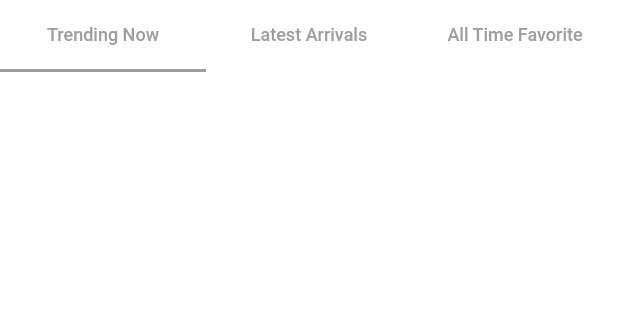
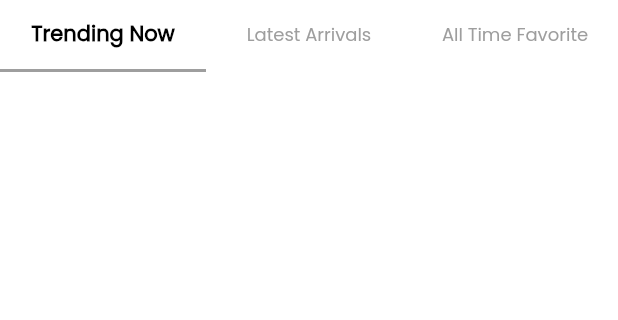
Before and after one commit to Athul8891/thsliparamabarossa, a Flutter app: the screen it shows after launch, on a phone screen of 412 x 824 dp, the part 339-659 px from its top. Run offline on Flutter 3.47's test engine with Material 2 defaults, Android fonts, the phone set to English and light mode, and no system bars; drawn by our look-alikes of carousel_pro; our stand-ins replace flutter_rating_bar, webview_flutter; network calls fail.

Commit message:
new Commit

```diff
--- a/lib/homescreen.dart
+++ b/lib/homescreen.dart
@@ -1,6 +1,3 @@
-import 'dart:convert';
-
-
 import 'package:carousel_pro/carousel_pro.dart';
 import 'package:flutter/material.dart';
 import 'package:flutter_rating_bar/flutter_rating_bar.dart';
@@ -9,9 +6,7 @@ import 'package:thaliparamb_rozza/Api/BannerApi.dart';
 import 'package:thaliparamb_rozza/Api/LatestApi.dart';
 import 'package:thaliparamb_rozza/Api/TrendingApi.dart';
 import 'package:thaliparamb_rozza/Api/networkutils.dart';
-import 'package:thaliparamb_rozza/productdetails.dart';
 import 'package:thaliparamb_rozza/webview.dart';
-
 
 class HomePage extends StatefulWidget {
   @override
@@ -19,12 +14,11 @@ class HomePage extends StatefulWidget {
 }
 
 class _HomePageState extends State<HomePage> {
- var catList =["Trending Now","Latest Arrivals","All Time Favorite"];
+  var catList = ["Trending Now", "Latest Arrivals", "All Time Favorite"];
   TabController Tabcontroller;
   var arrBanner = null;
   var arrImages = [];
   List arrProducts = null;
-
 
   final GlobalKey<ScaffoldState> _scaffoldKey = new GlobalKey<ScaffoldState>();
   @override
@@ -41,9 +35,9 @@ class _HomePageState extends State<HomePage> {
     print("responseeeeeeeeeeee");
     var rsp = await getBannerApi();
     print("responseeeeeeeeeeee");
-   if(rsp['status']==true){
+    if (rsp['status'] == true) {
       print("ith wrk avnd");
-     arrBanner =rsp['result'];
+      arrBanner = rsp['result'];
       print(arrBanner);
       if (arrBanner != null) {
         for (var value in arrBanner) {
@@ -51,7 +45,6 @@ class _HomePageState extends State<HomePage> {
             final name = value['banner_image'];
             setState(() {
               arrImages.add(NetworkImage(bannerBaseUrl + name));
-
             });
           }
 
@@ -65,10 +58,9 @@ class _HomePageState extends State<HomePage> {
 
   Future<String> getTending() async {
     var rsp = await getTrendingApi();
-   if(rsp['status']==true){
+    if (rsp['status'] == true) {
       setState(() {
-       arrProducts=rsp['result'];
-
+        arrProducts = rsp['result'];
       });
     }
     print("responseeeeeeeeeeee");
@@ -77,59 +69,110 @@ class _HomePageState extends State<HomePage> {
 
   Future<String> getLatest() async {
     var rsp = await getLatestApi();
-   if(rsp['status']==true){
+    if (rsp['status'] == true) {
       setState(() {
-       arrProducts=rsp['result'];
-
+        arrProducts = rsp['result'];
       });
-
     }
-   print("responseeeeeeeeeeee");}
+    print("responseeeeeeeeeeee");
+  }
 
   Future<String> getAllFavList() async {
     var rsp = await getFavApi();
-   if(rsp['status']==true){
+    if (rsp['status'] == true) {
       setState(() {
-       arrProducts=rsp['result'];
-
+        arrProducts = rsp['result'];
       });
-
     }
-   print("responseeeeeeeeeeee");}
-
+    print("responseeeeeeeeeeee");
+  }
 
   @override
   Widget build(BuildContext context) {
-
     return Scaffold(
       backgroundColor: Colors.grey.shade100,
       key: _scaffoldKey,
       endDrawer: Drawer(
         child: ListView(
           padding: EdgeInsets.zero,
-    children: <Widget>[
+          children: ListTile.divideTiles(context: context, tiles: [
             _createDrawerHeader(),
+            _createDrawerItem(icon: Icons.home, text: 'Home', onTap: null),
+            _createDrawerItem(icon: Icons.info, text: 'About', onTap: null),
+            ExpansionTile(
+              childrenPadding: EdgeInsets.all(5),
+              title: Row(
+                children: [
+                  Icon(
+                    Icons.shopping_bag_rounded,
+                    color: Color(0xFF808080),
+                  ),
+                  Padding(
+                    padding: EdgeInsets.only(left: 15.0),
+                    child: Text(
+                      "Shop by Category",
+                      style: TextStyle(
+                          color: Color(0xFF484848), fontFamily: 'Gilroy'),
+                    ),
+                  ),
+                ],
+              ),
+              children: [
+                ExpansionTile(
+                  childrenPadding: EdgeInsets.all(5),
+                  title: Row(
+                    children: [
+                      Padding(
+                        padding: EdgeInsets.only(left: 15.0),
+                        child: Icon(
+                          Icons.remove_red_eye,
+                          color: Colors.blue,
+                        ),
+                      ),
+                      Padding(
+                        padding: EdgeInsets.only(left: 15.0),
+                        child: Text(
+                          "Coloured Lenses",
+                          style: TextStyle(
+                              color: Color(0xFF484848), fontFamily: 'Gilroy'),
+                        ),
+                      ),
+                    ],
+                  ),
+                  children: [
+                    Padding(
+                      padding: EdgeInsets.only(left: 25.0),
+                      child: _createDrawerItem(
+                          icon: Icons.home,
+                          text: 'Royal Collection',
+                          onTap: null),
+                    ),
+                    Padding(
+                      padding: EdgeInsets.only(left: 25.0),
+                      child: _createDrawerItem(
+                          icon: Icons.home,
+                          text: 'Classic Collection',
+                          onTap: null),
+                    ),
+                  ],
+                  trailing: Icon(Icons.keyboard_arrow_down),
+                ),
                 _createDrawerItem(
                     icon: Icons.home,
-          text: 'Colored Lens',
-          onTap:  null),
+                    text: 'Daily Contact Lenses',
+                    onTap: null),
                 _createDrawerItem(
-          icon: Icons.account_circle,
-          text: 'Daily Contact',
-          onTap:null),
-      _createDrawerItem(
-          icon: Icons.favorite_border,
-          text: 'Solutions',
-          onTap:null),
-      // _createDrawerItem(
-      //     icon: Icons.call,
-      //     text: 'Contact Us',
-      //     onTap:null),
+                    icon: Icons.home, text: 'Solutions', onTap: null),
               ],
+              trailing: Icon(Icons.keyboard_arrow_down),
+            ),
+            _createDrawerItem(icon: Icons.call, text: 'Contact', onTap: null),
+          ]).toList(),
         ),
       ),
       appBar: AppBar(
         backgroundColor: Colors.white,
+        // elevation: 0,
         leading: Builder(builder: (BuildContext context) {
           return Container(
             padding: EdgeInsets.only(left: 8),
@@ -140,11 +183,9 @@ class _HomePageState extends State<HomePage> {
             ),
           );
         }),
-
         title: Row(
           mainAxisAlignment: MainAxisAlignment.center,
           children: [
-
 //            Container(
 //                padding: const EdgeInsets.all(8.0), child: Text('YourAppTitle'))
           ],
@@ -170,25 +211,18 @@ class _HomePageState extends State<HomePage> {
                     topLeft: Radius.circular(15),
                     topRight: Radius.circular(15))),
             child: ListView(
-              children: <Widget>[
-                  banner(),
-                _tabSection(context),
-                gridList()
-              ],
+              children: <Widget>[banner(), _tabSection(context), gridList()],
             ),
           )),
-
     );
   }
 
-Widget banner(){
-    return
-      Container(
+  Widget banner() {
+    return Container(
       height: 170,
       child: Carousel(
-          images: arrImages.length != 0
-              ? arrImages
-              : [AssetImage("images/logo.png")],
+        images:
+            arrImages.length != 0 ? arrImages : [AssetImage("images/logo.png")],
         dotSize: 4.0,
         dotSpacing: 15.0,
         dotColor: Color(0xFFEF6862),
@@ -197,9 +231,7 @@ Widget banner(){
         boxFit: BoxFit.cover,
         animationCurve: Curves.fastOutSlowIn,
       ),
-
     );
-
   }
 
   Widget _tabSection(BuildContext context) {
@@ -211,35 +243,38 @@ Widget _tabSection(BuildContext context) {
           Container(
             child: TabBar(
               indicatorColor: Colors.grey,
-              onTap: (index){
-                 if(index==0){
+              labelColor: Colors.black,
+              unselectedLabelColor: Colors.grey,
+              labelStyle: TextStyle(fontSize: 14, fontWeight: FontWeight.w600),
+              unselectedLabelStyle:
+                  TextStyle(fontSize: 12, fontWeight: FontWeight.w500),
+              onTap: (index) {
+                if (index == 0) {
                   getTending();
                 }
-                 if(index==1){
+                if (index == 1) {
                   getLatest();
                 }
-                 if(index==2){
+                if (index == 2) {
                   getAllFavList();
                 }
 
                 print(index);
               },
-              controller: Tabcontroller ,
+              controller: Tabcontroller,
               tabs: List<Widget>.generate(
                 catList.length,
                 (int index) {
-
                   return Container(
-
                     child: new Tab(
-
-
-                      child: Text(catList[index].toString(),style: TextStyle(color: Colors.grey,fontSize: 12),maxLines: 1,),
+                      child: Text(
+                        catList[index].toString(),
+                        maxLines: 1,
+                      ),
                     ),
                   );
                 },
               ),
-
             ),
           ),
           // Container(
@@ -256,8 +291,8 @@ Widget _tabSection(BuildContext context) {
     );
   }
 
-  Widget gridList(){
-   return  Container(
+  Widget gridList() {
+    return Container(
       color: Colors.grey.shade100,
       child: GridView.builder(
         physics: NeverScrollableScrollPhysics(),
@@ -267,21 +302,21 @@ Widget _tabSection(BuildContext context) {
             crossAxisCount: 2, childAspectRatio: 0.68),
         itemCount: arrProducts != null ? arrProducts.length : 0,
         itemBuilder: (context, index) {
-         final item  = arrProducts != null ? arrProducts[index] : null;
-         return gridItem(item,context, index);
+          final item = arrProducts != null ? arrProducts[index] : null;
+          return gridItem(item, context, index);
         },
-
       ),
       margin: EdgeInsets.only(bottom: 8, left: 4, right: 4, top: 8),
     );
   }
 
- gridItem(var item,BuildContext context, int index) {
+  gridItem(var item, BuildContext context, int index) {
     return GestureDetector(
       onTap: () {
         Navigator.of(context).push(new MaterialPageRoute(
-           builder: (context) =>
-               WebPage(id: item['pid'],)));
+            builder: (context) => WebPage(
+                  id: item['pid'],
+                )));
       },
       child: Container(
         decoration: BoxDecoration(
@@ -292,9 +327,11 @@ Widget _tabSection(BuildContext context) {
         margin: EdgeInsets.all(8),
         child: Column(
           children: <Widget>[
-
+            SizedBox(
+              height: 5,
+            ),
             Image(
-             image: NetworkImage(imageBaseUrl+item['image'].toString()),
+              image: NetworkImage(imageBaseUrl + item['image'].toString()),
               height: 140,
               fit: BoxFit.contain,
             ),
@@ -312,7 +349,9 @@ Widget _tabSection(BuildContext context) {
                   ),
                   SizedBox(height: 4),
                   FlutterRatingBar(
-         initialRating:item['rating']!=null? double.parse(item['rating'].toString()):0,
+                    initialRating: item['rating'] != null
+                        ? double.parse(item['rating'].toString())
+                        : 0,
                     itemSize: 14,
                     itemCount: 5,
                     fillColor: Colors.amber,
@@ -327,12 +366,12 @@ Widget _tabSection(BuildContext context) {
                     mainAxisAlignment: MainAxisAlignment.center,
                     children: <Widget>[
                       Text(
-                       "AED"+item['offer_price'].toString(),
+                        "AED" + item['offer_price'].toString(),
                         style: TextStyle(color: Colors.black, fontSize: 14),
                       ),
                       SizedBox(width: 8),
                       Text(
-                       "AED"+item['actual_price'].toString(),
+                        "AED" + item['actual_price'].toString(),
                         style: TextStyle(
                             color: Colors.grey,
                             fontSize: 14,
@@ -341,7 +380,6 @@ Widget _tabSection(BuildContext context) {
                     ],
                   ),
                   //SizedBox(height: 6),
-
                 ],
               ),
             ),
@@ -371,7 +409,6 @@ Widget _tabSection(BuildContext context) {
   ConfirmOnline() {
     return showModalBottomSheet(
         shape: RoundedRectangleBorder(
-
           borderRadius: BorderRadius.vertical(top: Radius.circular(20)),
         ),
         backgroundColor: Colors.white,
@@ -383,10 +420,9 @@ Widget _tabSection(BuildContext context) {
                 children: <Widget>[
                   Container(
                       alignment: Alignment.centerLeft,
-
-
                       child: Padding(
-                   padding: const EdgeInsets.only(top: 10, left: 15, right: 15),
+                        padding:
+                            const EdgeInsets.only(top: 10, left: 15, right: 15),
                         child: Row(
                           // mainAxisAlignment: MainAxisAlignment.center,
                           children: [
@@ -394,11 +430,14 @@ Widget _tabSection(BuildContext context) {
                             Text(
                               "Try on",
                               style: TextStyle(
-                             fontWeight: FontWeight.w700, fontSize: 20,color: Colors.white),
+                                  fontWeight: FontWeight.w700,
+                                  fontSize: 20,
+                                  color: Colors.white),
                             ),
                             Spacer(),
                             IconButton(
-                           icon: Icon(Icons.close), onPressed: () {
+                                icon: Icon(Icons.close),
+                                onPressed: () {
                                   Navigator.pop(context);
                                 })
                           ],
@@ -438,9 +477,10 @@ Widget _tabSection(BuildContext context) {
                   SizedBox(height: 6),
                   Text(
                     "LENSES",
-
-               style:TextStyle(
-                   color: Colors.black.withOpacity(.5), fontSize: 11,fontWeight: FontWeight.bold),
+                    style: TextStyle(
+                        color: Colors.black.withOpacity(.5),
+                        fontSize: 11,
+                        fontWeight: FontWeight.bold),
                     textAlign: TextAlign.left,
                   ),
                   SizedBox(height: 6),
@@ -448,7 +488,7 @@ Widget _tabSection(BuildContext context) {
                     constraints: BoxConstraints(maxHeight: 60),
                     child: ListView.builder(
                       itemBuilder: (context, index) {
-                   return recentSearchListViewItem( index);
+                        return recentSearchListViewItem(index);
                       },
                       itemCount: 15,
                       primary: false,
@@ -459,7 +499,8 @@ Widget _tabSection(BuildContext context) {
               ),
             ]));
   }
- recentSearchListViewItem( int index) {
+
+  recentSearchListViewItem(int index) {
     double leftMargin = 8;
     double rightMargin = 8;
     if (index == 0) {
@@ -477,7 +518,8 @@ Widget _tabSection(BuildContext context) {
             height: 40,
             decoration: BoxDecoration(
                 image: DecorationImage(
-                   image: AssetImage("images/download.jpg"), fit: BoxFit.cover),
+                    image: AssetImage("images/download.jpg"),
+                    fit: BoxFit.cover),
                 border: Border.all(color: Colors.grey.shade300, width: 1),
                 shape: BoxShape.rectangle),
           ),
@@ -522,7 +564,6 @@ Widget _tabSection(BuildContext context) {
           Icon(
             icon,
             color: Color(0xFF808080),
-
           ),
           Padding(
             padding: EdgeInsets.only(left: 15.0),
@@ -536,6 +577,4 @@ Widget _tabSection(BuildContext context) {
       onTap: onTap,
     );
   }
-
-
 }
--- a/lib/main.dart
+++ b/lib/main.dart
@@ -11,6 +11,7 @@ class MyApp extends StatelessWidget {
   Widget build(BuildContext context) {
     return MaterialApp(
       title: 'Flutter Demo',
+      debugShowCheckedModeBanner: false,
       theme: ThemeData(
         // This is the theme of your application.
         //
@@ -22,6 +23,7 @@ class MyApp extends StatelessWidget {
         // Notice that the counter didn't reset back to zero; the application
         // is not restarted.
         primarySwatch: Colors.blue,
+        fontFamily: 'Poppins',
       ),
       home: HomePage(),
     );
--- a/pubspec.yaml
+++ b/pubspec.yaml
@@ -68,7 +68,10 @@ flutter:
   # "family" key with the font family name, and a "fonts" key with a
   # list giving the asset and other descriptors for the font. For
   # example:
-  # fonts:
+  fonts:
+    - family: Poppins
+      fonts:
+        - asset: fonts/Poppins-Regular.ttf
   #   - family: Schyler
   #     fonts:
   #       - asset: fonts/Schyler-Regular.ttf
```
Also changed, not shown: fonts/Poppins-Regular.ttf (added), pubspec.lock. Lines whose indentation alone changed are shown as unchanged.
